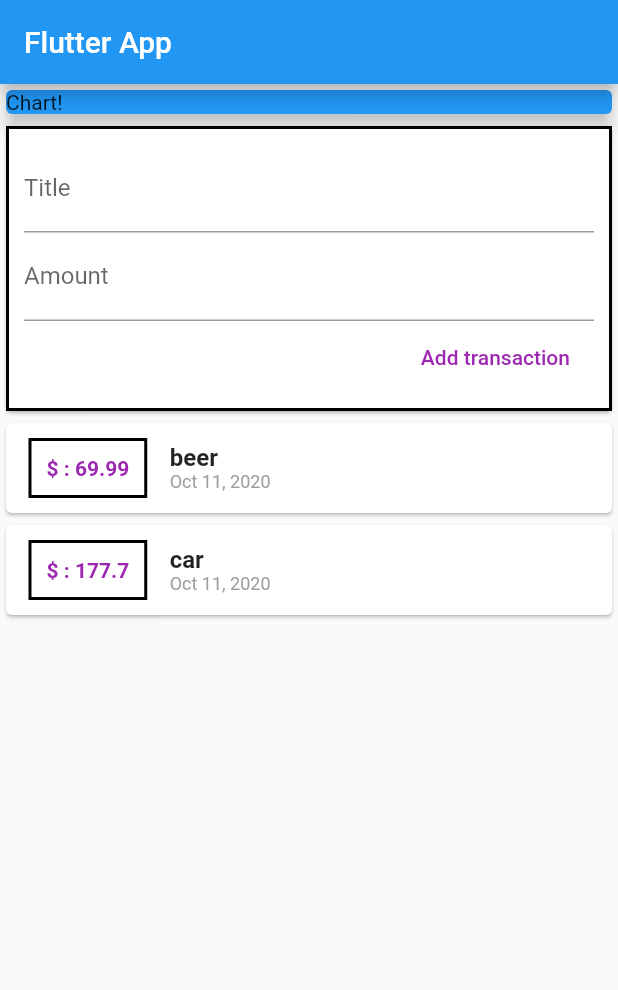
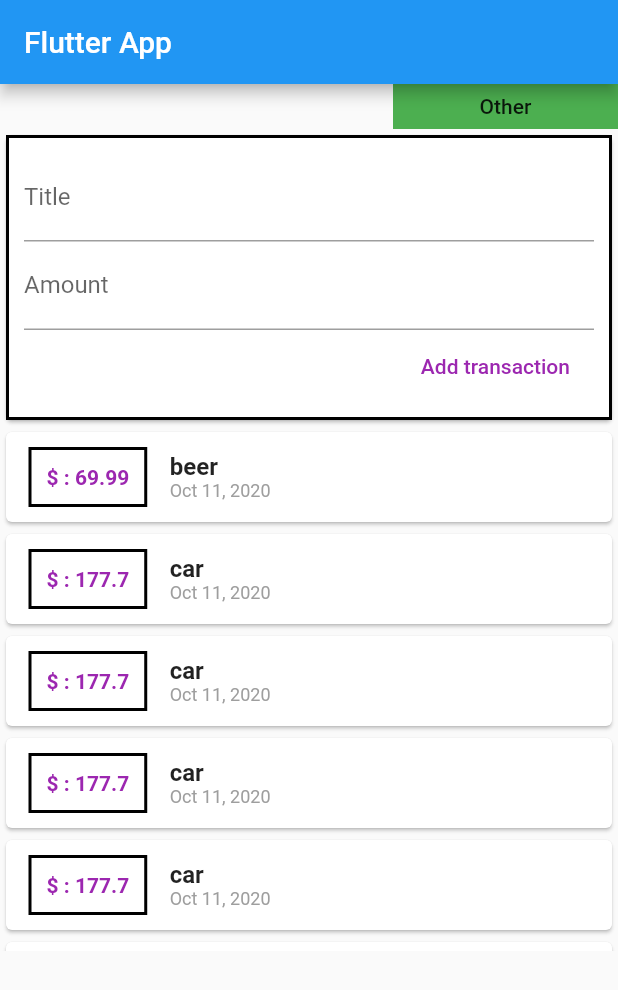
Before and after one commit to asergejs/flutter_learning_expenses_app, a Flutter app: the screen it shows after launch, on a phone screen of 412 x 824 dp. Shown: the top 990 px of the screen. Run offline on Flutter 3.47's test engine with Material 2 defaults, Android fonts, the phone set to English and light mode, and no system bars.

Commit message:
88 - Making the list scrollable

```diff
--- a/lib/main.dart
+++ b/lib/main.dart
@@ -20,20 +20,25 @@ class MyHomePage extends StatelessWidget {
       appBar: AppBar(
         title: Text('Flutter App'),
       ),
-      body: Column(
+      body: SingleChildScrollView(
+        child: Column(
           mainAxisAlignment: MainAxisAlignment.start,
           crossAxisAlignment: CrossAxisAlignment.center,
           children: <Widget>[
-          Card(
-            color: Colors.blue,
-            child: Container(
-              width: double.infinity,
-              child: Text('Chart!'),
+            Row(mainAxisAlignment: MainAxisAlignment.end, children: <Widget>[
+              Container(
+                height: 30,
+                width: 150,
+                color: Colors.green,
+                child: FlatButton(
+                  onPressed: () {},
+                  child: Text('Other'),
                 ),
-            elevation: 5,
-          ),
+              )
+            ]),
             UserTransactions()
           ],
+        ),
       ),
     );
   }
--- a/lib/widgets/transaction_list.dart
+++ b/lib/widgets/transaction_list.dart
@@ -9,7 +9,10 @@ class TransactionList extends StatelessWidget {
 
   @override
   Widget build(BuildContext context) {
-    return Column(
+    return Container(
+      height: 350,
+      child: SingleChildScrollView(  //88
+        child: Column(
           children: transactions.map((tx) {
             return Card(
                 child: Row(
@@ -41,6 +44,8 @@ class TransactionList extends StatelessWidget {
                   ],
                 ));
           }).toList(),
+        ),
+      ),
     );
   }
 }
--- a/lib/widgets/user_transactions.dart
+++ b/lib/widgets/user_transactions.dart
@@ -11,7 +11,14 @@ class UserTransactions extends StatefulWidget {
 class _UserTransactionsState extends State<UserTransactions> {
   final List<Transaction> _userTransactions = [
     Transaction(id: 't1', title: 'beer', amount: 69.99, date: DateTime.now()),
-    Transaction(id: 't2', title: 'car', amount: 177.7, date: DateTime.now())
+    Transaction(id: 't2', title: 'car', amount: 177.7, date: DateTime.now()),
+    Transaction(id: 't3', title: 'car', amount: 177.7, date: DateTime.now()),
+    Transaction(id: 't4', title: 'car', amount: 177.7, date: DateTime.now()),
+    Transaction(id: 't5', title: 'car', amount: 177.7, date: DateTime.now()),
+    Transaction(id: 't6', title: 'car', amount: 177.7, date: DateTime.now()),
+    Transaction(id: 't7', title: 'car', amount: 177.7, date: DateTime.now()),
+    Transaction(id: 't8', title: 'car', amount: 177.7, date: DateTime.now()),
+    Transaction(id: 't9', title: 'car', amount: 177.7, date: DateTime.now()),
   ];
 
   void _addTransaction(String title, double amount) {
```
Lines whose indentation alone changed are shown as unchanged.
